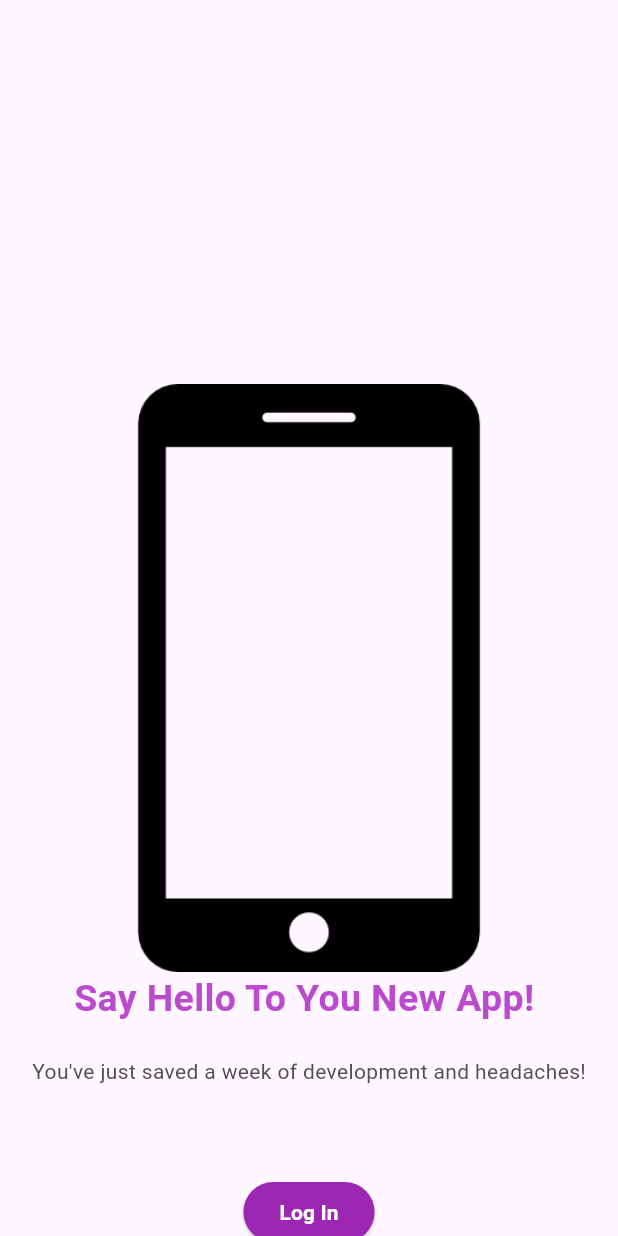
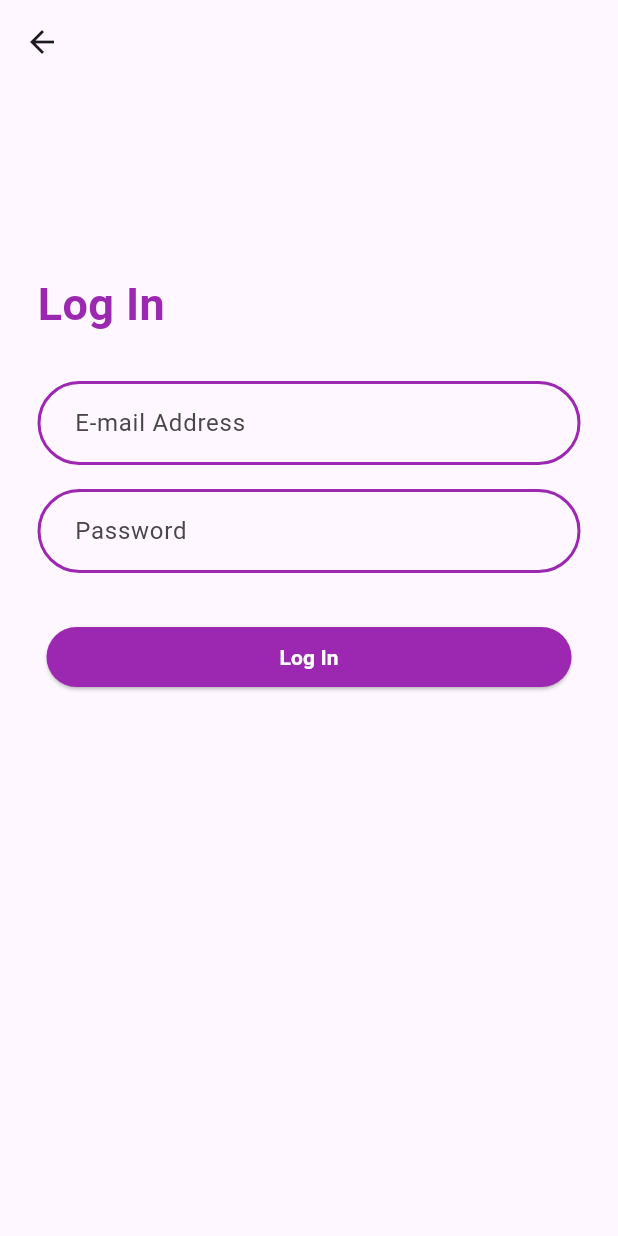
Before and after one commit to younesdouhabi1/Flutter_Project, a Flutter app: the screen it shows after launch, after a tap on "Log In", on a phone screen of 412 x 824 dp. Run offline on Flutter 3.47's test engine with Material 3 defaults, Android fonts, the phone set to English and light mode, and no system bars.

Commit message:
update (1)
i do this in class

```diff
--- a/lib/home_screen.dart
+++ b/lib/home_screen.dart
@@ -1,4 +1,5 @@
 import 'package:flutter/material.dart';
+import 'login_screen.dart';
 
 class HomeScreen extends StatefulWidget {
   const HomeScreen({super.key});
@@ -14,7 +15,7 @@ class _HomeScreenState extends State<HomeScreen> {
       appBar: AppBar(),
       body: Padding(
         padding: EdgeInsets.only(
-          top: 200,
+          top: 100,
           right: 10,
           left: 10,
         ), // Move text up by 60 pixels
@@ -22,7 +23,14 @@ class _HomeScreenState extends State<HomeScreen> {
           mainAxisAlignment: MainAxisAlignment.start,
           crossAxisAlignment: CrossAxisAlignment.center,
           children: [
-            Image(image: AssetImage('assets/images/phone1.png')),
+            SizedBox(
+              height: 120,
+              width: 120,
+              child: Image(
+                image: AssetImage('assets/images/telephone-intelligent.png'),
+              ),
+            ),
+            SizedBox(height: 30),
             Text(
               "Say Hello To You New App! ",
               style: TextStyle(
@@ -31,20 +39,33 @@ class _HomeScreenState extends State<HomeScreen> {
                 color: const Color.fromARGB(255, 187, 74, 207),
               ),
             ),
-            SizedBox(height: 20),
+            SizedBox(height: 10),
             Center(
+              child: SizedBox(
+                width: 300,
                 child: Text(
                   "You've just saved a week of development and headaches!",
+                  textAlign: TextAlign.center,
                   style: TextStyle(
-                  fontSize: 14,
-                  color: const Color.fromARGB(255, 80, 79, 79),
+                    fontSize: 13,
+                    fontWeight: FontWeight.bold,
+                    color: const Color.fromARGB(255, 95, 95, 95),
+                  ),
                 ),
               ),
             ),
             SizedBox(height: 60),
-            ElevatedButton(
+            SizedBox(
+              width: 350,
+              child: ElevatedButton(
                 style: ElevatedButton.styleFrom(backgroundColor: Colors.purple),
-              onPressed: () => {},
+                onPressed:
+                    () => {
+                      Navigator.push(
+                        context,
+                        MaterialPageRoute(builder: (context) => LoginScreen()),
+                      ),
+                    },
                 child: Text(
                   'Log In',
                   style: TextStyle(
@@ -53,15 +74,19 @@ class _HomeScreenState extends State<HomeScreen> {
                   ),
                 ),
               ),
+            ),
             SizedBox(height: 10),
-            ElevatedButton(
+            SizedBox(
+              width: 350,
+              child: ElevatedButton(
                 style: ElevatedButton.styleFrom(backgroundColor: Colors.white),
                 onPressed: () => {},
                 child: Text(
                   'Sign Up',
                   style: TextStyle(
-                  color: const Color.fromARGB(255, 101, 101, 101),
+                    color: const Color.fromARGB(255, 99, 99, 99),
                     fontWeight: FontWeight.bold,
+                  ),
                 ),
               ),
             ),
--- /dev/null
+++ b/lib/login_screen.dart
@@ -0,0 +1,85 @@
+import 'package:flutter/material.dart';
+
+class LoginScreen extends StatelessWidget {
+  const LoginScreen({super.key});
+
+  @override
+  Widget build(BuildContext context) {
+    return Scaffold(
+      appBar: AppBar(),
+      body: Padding(
+        padding: const EdgeInsets.all(25.0),
+        child: Column(
+          mainAxisAlignment: MainAxisAlignment.start,
+          children: [
+            SizedBox(height: 100),
+            Align(
+              alignment: Alignment.centerLeft,
+              child: Text(
+                'Log In',
+                style: TextStyle(
+                  fontSize: 30,
+                  fontWeight: FontWeight.bold,
+                  color: Colors.purple,
+                ),
+              ),
+            ),
+            SizedBox(height: 30),
+            TextField(
+              decoration: InputDecoration(
+                labelText: '  E-mail Address',
+                border: OutlineInputBorder(
+                  borderRadius: BorderRadius.circular(50),
+                  borderSide: BorderSide(color: Colors.purple, width: 2),
+                ),
+                focusedBorder: OutlineInputBorder(
+                  borderRadius: BorderRadius.circular(50),
+                  borderSide: BorderSide(color: Colors.purple, width: 2),
+                ),
+                enabledBorder: OutlineInputBorder(
+                  borderRadius: BorderRadius.circular(50),
+                  borderSide: BorderSide(color: Colors.purple, width: 2),
+                ),
+              ),
+            ),
+            SizedBox(height: 16),
+            TextField(
+              decoration: InputDecoration(
+                labelText: '  Password',
+                border: OutlineInputBorder(
+                  borderRadius: BorderRadius.circular(50),
+                  borderSide: BorderSide(color: Colors.purple, width: 2),
+                ),
+                focusedBorder: OutlineInputBorder(
+                  borderRadius: BorderRadius.circular(50),
+                  borderSide: BorderSide(color: Colors.purple, width: 2),
+                ),
+                enabledBorder: OutlineInputBorder(
+                  borderRadius: BorderRadius.circular(50),
+                  borderSide: BorderSide(color: Colors.purple, width: 2),
+                ),
+              ),
+              obscureText: true,
+            ),
+            SizedBox(height: 32),
+
+            SizedBox(
+              width: 350,
+              child: ElevatedButton(
+                style: ElevatedButton.styleFrom(backgroundColor: Colors.purple),
+                onPressed: () {},
+                child: Text(
+                  'Log In',
+                  style: TextStyle(
+                    fontWeight: FontWeight.bold,
+                    color: Colors.white,
+                  ),
+                ),
+              ),
+            ),
+          ],
+        ),
+      ),
+    );
+  }
+}
```
Also changed, not shown: assets/images/telephone-intelligent.png (added). Lines whose indentation alone changed are shown as unchanged.
